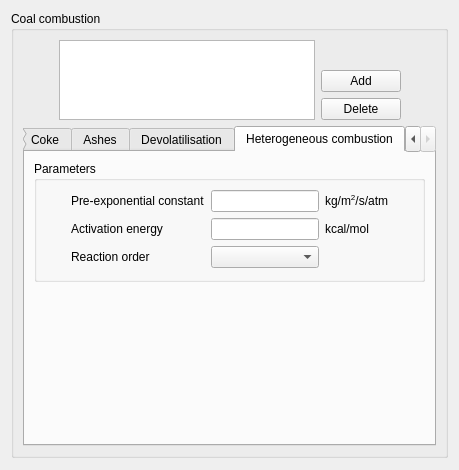
The window that gui/Pages/CoalCombustionForm.ui (code-saturne/code_saturne) describes before a commit, drawn with Qt 5.
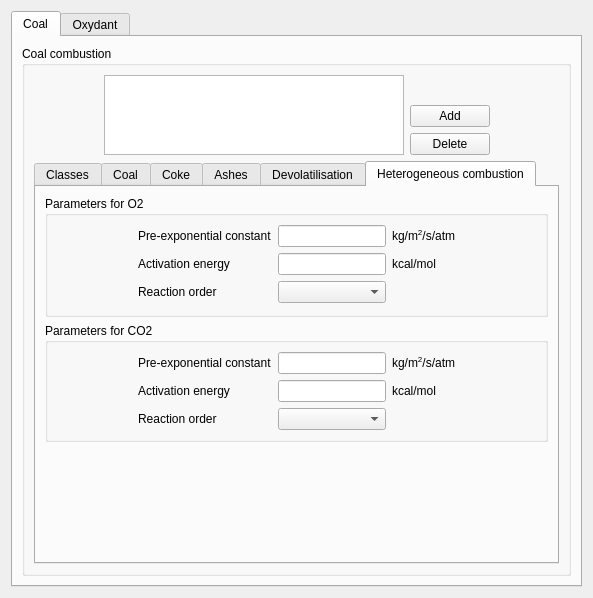
The same window after the commit. The open tabs and pages were chosen to show the change.

Commit message: Numerous modifications in the Graphical User Interface. - refactoring of GUI reader. - update coal combustion management for oxycombustion modelling - update radiative transfer management (partly) - activate formula management for b.c., phys. prop., ... - activate atmospheric modelling - activate mobile mesh and fluid structure interaction management - several fixes

```diff
--- a/gui/Pages/CoalCombustionForm.ui
+++ b/gui/Pages/CoalCombustionForm.ui
@@ -5,15 +5,38 @@
    <rect>
     <x>0</x>
     <y>0</y>
-    <width>453</width>
-    <height>470</height>
+    <width>593</width>
+    <height>598</height>
    </rect>
   </property>
   <property name="windowTitle" >
    <string>Form</string>
   </property>
-  <layout class="QGridLayout" >
+  <layout class="QGridLayout" name="gridLayout_14" >
    <item row="0" column="0" >
+    <widget class="QTabWidget" name="tabWidget_2" >
+     <property name="currentIndex" >
+      <number>0</number>
+     </property>
+     <widget class="QWidget" name="tab_7" >
+      <attribute name="title" >
+       <string>Coal</string>
+      </attribute>
+      <layout class="QGridLayout" name="gridLayout_12" >
+       <item row="0" column="0" >
+        <spacer name="verticalSpacer" >
+         <property name="orientation" >
+          <enum>Qt::Vertical</enum>
+         </property>
+         <property name="sizeHint" stdset="0" >
+          <size>
+           <width>17</width>
+           <height>6</height>
+          </size>
+         </property>
+        </spacer>
+       </item>
+       <item row="1" column="0" >
     <widget class="QGroupBox" name="groupBoxCoalsList" >
      <property name="title" >
       <string>Coal combustion</string>
@@ -40,7 +63,7 @@
            <widget class="QTreeView" name="treeViewCoals" >
             <property name="minimumSize" >
              <size>
-              <width>0</width>
+                  <width>300</width>
               <height>80</height>
              </size>
             </property>
@@ -922,11 +945,11 @@
          <attribute name="title" >
           <string>Heterogeneous combustion</string>
          </attribute>
-         <layout class="QGridLayout" >
+             <layout class="QGridLayout" name="gridLayout_3" >
           <item row="0" column="0" >
-           <widget class="QGroupBox" name="groupBoxParameters" >
+               <widget class="QGroupBox" name="groupBoxParametersO2" >
             <property name="title" >
-             <string>Parameters</string>
+                 <string>Parameters for O2</string>
             </property>
             <layout class="QGridLayout" >
              <item row="0" column="0" >
@@ -947,48 +970,48 @@
                <item>
                 <layout class="QGridLayout" >
                  <item row="0" column="0" >
-                  <widget class="QLabel" name="labelConst" >
+                      <widget class="QLabel" name="labelConstO2" >
                    <property name="text" >
                     <string>Pre-exponential constant</string>
                    </property>
                   </widget>
                  </item>
                  <item row="0" column="1" >
-                  <widget class="QLineEdit" name="lineEditConst" />
+                      <widget class="QLineEdit" name="lineEditConstO2" />
                  </item>
                  <item row="0" column="2" >
-                  <widget class="QLabel" name="labelUnitConst" >
+                      <widget class="QLabel" name="labelUnitConstO2" >
                    <property name="text" >
                     <string>kg/m&lt;sup>2&lt;/sup>/s/atm</string>
                    </property>
                   </widget>
                  </item>
                  <item row="1" column="0" >
-                  <widget class="QLabel" name="labelEnergy" >
+                      <widget class="QLabel" name="labelEnergyO2" >
                    <property name="text" >
                     <string>Activation energy</string>
                    </property>
                   </widget>
                  </item>
                  <item row="1" column="1" >
-                  <widget class="QLineEdit" name="lineEditEnergy" />
+                      <widget class="QLineEdit" name="lineEditEnergyO2" />
                  </item>
                  <item row="1" column="2" >
-                  <widget class="QLabel" name="labelUnit_22" >
+                      <widget class="QLabel" name="labelUnitO2" >
                    <property name="text" >
                     <string>kcal/mol</string>
                    </property>
                   </widget>
                  </item>
                  <item row="2" column="0" >
-                  <widget class="QLabel" name="labelReactionOrder" >
+                      <widget class="QLabel" name="labelReactionOrderO2" >
                    <property name="text" >
                     <string>Reaction order</string>
                    </property>
                   </widget>
                  </item>
                  <item row="2" column="1" >
-                  <widget class="QComboBox" name="comboBoxReact" />
+                      <widget class="QComboBox" name="comboBoxReactO2" />
                  </item>
                 </layout>
                </item>
@@ -1011,6 +1034,97 @@
            </widget>
           </item>
           <item row="1" column="0" >
+               <widget class="QGroupBox" name="groupBoxParametersCO2" >
+                <property name="title" >
+                 <string>Parameters for CO2</string>
+                </property>
+                <layout class="QGridLayout" name="gridLayout_2" >
+                 <item row="0" column="0" >
+                  <layout class="QHBoxLayout" name="horizontalLayout_3" >
+                   <item>
+                    <spacer name="horizontalSpacer" >
+                     <property name="orientation" >
+                      <enum>Qt::Horizontal</enum>
+                     </property>
+                     <property name="sizeHint" stdset="0" >
+                      <size>
+                       <width>13</width>
+                       <height>13</height>
+                      </size>
+                     </property>
+                    </spacer>
+                   </item>
+                   <item>
+                    <layout class="QGridLayout" name="gridLayout" >
+                     <item row="0" column="0" >
+                      <widget class="QLabel" name="labelConstCO2" >
+                       <property name="text" >
+                        <string>Pre-exponential constant</string>
+                       </property>
+                      </widget>
+                     </item>
+                     <item rowspan="3" row="0" column="1" >
+                      <layout class="QVBoxLayout" name="verticalLayout" >
+                       <item>
+                        <widget class="QLineEdit" name="lineEditConstCO2" />
+                       </item>
+                       <item>
+                        <widget class="QLineEdit" name="lineEditEnergyCO2" />
+                       </item>
+                       <item>
+                        <widget class="QComboBox" name="comboBoxReactCO2" />
+                       </item>
+                      </layout>
+                     </item>
+                     <item row="0" column="2" >
+                      <widget class="QLabel" name="labelUnitConstCO2" >
+                       <property name="text" >
+                        <string>kg/m&lt;sup>2&lt;/sup>/s/atm</string>
+                       </property>
+                      </widget>
+                     </item>
+                     <item row="1" column="0" >
+                      <widget class="QLabel" name="labelEnergyCO2" >
+                       <property name="text" >
+                        <string>Activation energy</string>
+                       </property>
+                      </widget>
+                     </item>
+                     <item row="1" column="2" >
+                      <widget class="QLabel" name="labelUnitCO2" >
+                       <property name="text" >
+                        <string>kcal/mol</string>
+                       </property>
+                      </widget>
+                     </item>
+                     <item row="2" column="0" >
+                      <widget class="QLabel" name="labelReactionOrderCO2" >
+                       <property name="text" >
+                        <string>Reaction order</string>
+                       </property>
+                      </widget>
+                     </item>
+                    </layout>
+                   </item>
+                   <item>
+                    <spacer name="horizontalSpacer_2" >
+                     <property name="orientation" >
+                      <enum>Qt::Horizontal</enum>
+                     </property>
+                     <property name="sizeHint" stdset="0" >
+                      <size>
+                       <width>17</width>
+                       <height>17</height>
+                      </size>
+                     </property>
+                    </spacer>
+                   </item>
+                  </layout>
+                 </item>
+                </layout>
+               </widget>
+              </item>
+              <item row="2" column="0" >
            <spacer>
             <property name="orientation" >
              <enum>Qt::Vertical</enum>
@@ -1030,15 +1144,138 @@
      </layout>
     </widget>
    </item>
-   <item row="1" column="0" >
+       <item row="2" column="0" >
     <spacer>
      <property name="orientation" >
       <enum>Qt::Vertical</enum>
      </property>
-     <property name="sizeHint" >
+         <property name="sizeHint" stdset="0" >
       <size>
        <width>435</width>
-       <height>16</height>
+           <height>5</height>
+          </size>
+         </property>
+        </spacer>
+       </item>
+      </layout>
+     </widget>
+     <widget class="QWidget" name="tab_8" >
+      <attribute name="title" >
+       <string>Oxydant</string>
+      </attribute>
+      <layout class="QGridLayout" name="gridLayout_13" >
+       <item row="0" column="0" >
+        <widget class="QGroupBox" name="groupBox" >
+         <property name="title" >
+          <string>Oxydants caracterization (by number of mol)</string>
+         </property>
+         <layout class="QGridLayout" name="gridLayout_11" >
+          <item row="0" column="0" >
+           <layout class="QHBoxLayout" name="horizontalLayout_4" >
+            <item>
+             <spacer name="horizontalSpacer_3" >
+              <property name="orientation" >
+               <enum>Qt::Horizontal</enum>
+              </property>
+              <property name="sizeHint" stdset="0" >
+               <size>
+                <width>17</width>
+                <height>17</height>
+               </size>
+              </property>
+             </spacer>
+            </item>
+            <item>
+             <layout class="QGridLayout" name="gridLayout_10" >
+              <item row="0" column="1" >
+               <spacer name="verticalSpacer_3" >
+                <property name="orientation" >
+                 <enum>Qt::Vertical</enum>
+                </property>
+                <property name="sizeHint" stdset="0" >
+                 <size>
+                  <width>20</width>
+                  <height>40</height>
+                 </size>
+                </property>
+               </spacer>
+              </item>
+              <item row="1" column="1" >
+               <widget class="QPushButton" name="pushButtonAddOxydant" >
+                <property name="text" >
+                 <string>Add</string>
+                </property>
+               </widget>
+              </item>
+              <item row="2" column="1" >
+               <widget class="QPushButton" name="pushButtonDeleteOxydant" >
+                <property name="text" >
+                 <string>Delete</string>
+                </property>
+               </widget>
+              </item>
+              <item rowspan="3" row="0" column="0" >
+               <widget class="QTableView" name="tableViewOxydants" >
+                <property name="minimumSize" >
+                 <size>
+                  <width>430</width>
+                  <height>0</height>
+                 </size>
+                </property>
+                <property name="selectionBehavior" >
+                 <enum>QAbstractItemView::SelectRows</enum>
+                </property>
+                <property name="horizontalScrollMode" >
+                 <enum>QAbstractItemView::ScrollPerPixel</enum>
+                </property>
+               </widget>
+              </item>
+             </layout>
+            </item>
+            <item>
+             <spacer name="horizontalSpacer_4" >
+              <property name="orientation" >
+               <enum>Qt::Horizontal</enum>
+              </property>
+              <property name="sizeHint" stdset="0" >
+               <size>
+                <width>13</width>
+                <height>13</height>
+               </size>
+              </property>
+             </spacer>
+            </item>
+           </layout>
+          </item>
+         </layout>
+        </widget>
+       </item>
+       <item row="1" column="0" >
+        <spacer name="verticalSpacer_5" >
+         <property name="orientation" >
+          <enum>Qt::Vertical</enum>
+         </property>
+         <property name="sizeHint" stdset="0" >
+          <size>
+           <width>435</width>
+           <height>252</height>
+          </size>
+         </property>
+        </spacer>
+       </item>
+      </layout>
+     </widget>
+    </widget>
+   </item>
+   <item row="1" column="0" >
+    <spacer name="verticalSpacer_2" >
+     <property name="orientation" >
+      <enum>Qt::Vertical</enum>
+     </property>
+     <property name="sizeHint" stdset="0" >
+      <size>
+       <width>17</width>
+       <height>8</height>
       </size>
      </property>
     </spacer>
```
Left out of the diff: 112 changed lines with no effect on the pictures. Lines whose indentation alone changed are shown as unchanged. The commit also changes 78 other files.
